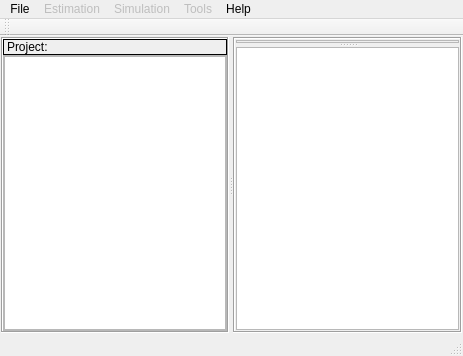
This is mainwindow.ui in PauloCarvalhoRJ/gammaray as Qt 5 draws it before an edit. The edited form follows.
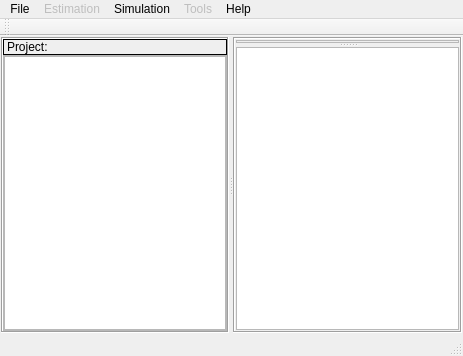
This is the edited form. Icons and pictures are not drawn. Custom widgets are drawn as their Qt base class.

Commit message: MCRF Bayesian: introducing the new dialog for MCRF for Bayesian approach.

The edit to the form file:
```diff
--- a/mainwindow.ui
+++ b/mainwindow.ui
@@ -289,7 +289,7 @@
    </widget>
    <widget class="QMenu" name="menuSimulation">
     <property name="enabled">
-     <bool>false</bool>
+     <bool>true</bool>
     </property>
     <property name="title">
      <string>Simulation</string>
```
Left out of the diff: 23 changed lines with no effect on the pictures. The commit also changes 6 other files.
